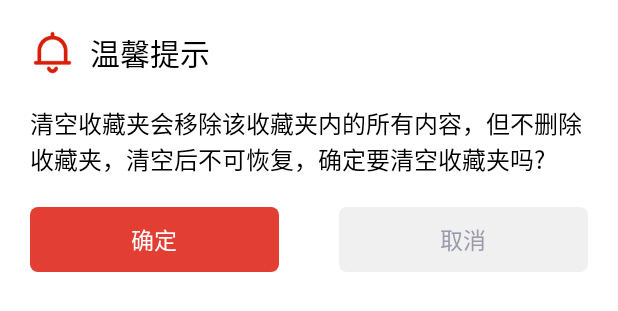
After one commit to xiaosu0428/InterviewApp, an Android app: the layout dialog_question_clean_collection.xml on its own in the app's theme, with its tools: preview values and no code run, on a phone screen of 412 x 824 dp. The commit adds this screen. Shown: the top 311 px of the screen. Run offline under Robolectric (Android 15) with nearby library versions, the phone set to English and light mode, and no system bars; Roboto replaces fonts that are not available here.

Commit message:
完善收藏夹操作：清空、重命名、删除

```diff
--- /dev/null
+++ b/InterviewApp/app/src/main/res/layout/dialog_question_clean_collection.xml
@@ -0,0 +1,69 @@
+<?xml version="1.0" encoding="utf-8"?>
+<androidx.constraintlayout.widget.ConstraintLayout xmlns:android="http://schemas.android.com/apk/res/android"
+    xmlns:app="http://schemas.android.com/apk/res-auto"
+    android:layout_width="match_parent"
+    android:layout_height="match_parent"
+    android:background="@color/white">
+
+    <TextView
+        android:id="@+id/warn"
+        android:layout_width="wrap_content"
+        android:layout_height="wrap_content"
+        android:layout_margin="20dp"
+        android:drawableStart="@mipmap/ic_warn"
+        android:drawablePadding="10dp"
+        android:gravity="center"
+        android:text="温馨提示"
+        android:textColor="@color/black"
+        android:textSize="20sp"
+        app:layout_constraintStart_toStartOf="parent"
+        app:layout_constraintTop_toTopOf="parent" />
+
+    <TextView
+        android:id="@+id/warnContent"
+        android:layout_width="match_parent"
+        android:layout_height="wrap_content"
+        android:layout_margin="20dp"
+        android:text="清空收藏夹会移除该收藏夹内的所有内容，但不删除收藏夹，清空后不可恢复，确定要清空收藏夹吗?"
+        android:textColor="@color/black"
+        android:textSize="16sp"
+        app:layout_constraintTop_toBottomOf="@id/warn" />
+
+
+    <LinearLayout
+        android:layout_width="match_parent"
+        android:layout_height="wrap_content"
+        android:gravity="center"
+        android:orientation="horizontal"
+        app:layout_constraintTop_toBottomOf="@id/warnContent">
+
+        <TextView
+            android:id="@+id/delete_confirm"
+            android:layout_width="0dp"
+            android:layout_height="wrap_content"
+            android:layout_margin="20dp"
+            android:layout_weight="1"
+            android:background="@drawable/selector_dialog_confirm_btn"
+            android:clickable="true"
+            android:gravity="center"
+            android:padding="10dp"
+            android:text="确定"
+            android:textColor="@color/white"
+            android:textSize="15sp" />
+
+        <TextView
+            android:id="@+id/delete_cancel"
+            android:layout_width="0dp"
+            android:layout_height="wrap_content"
+            android:layout_margin="20dp"
+            android:layout_weight="1"
+            android:background="@drawable/selector_dialog_cancel_btn"
+            android:clickable="true"
+            android:gravity="center"
+            android:padding="10dp"
+            android:text="取消"
+            android:textColor="#999AAA"
+            android:textSize="15sp" />
+    </LinearLayout>
+
+</androidx.constraintlayout.widget.ConstraintLayout>
```
Also changed, not shown: InterviewApp/app/src/main/java/com/xiaosu/interviewapp/ui/adapter/question/CollectionListViewAdapter.java (+136 -40 lines), InterviewApp/app/src/main/res/layout/dialog_question_delete_collection.xml (renamed from InterviewApp/app/src/main/res/layout/dialog_warn_delete_collection.xml).
